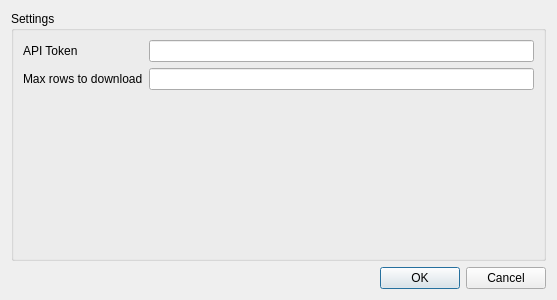
anamanvil/carto-qgis-plugin, file carto/gui/settingsdialog.ui: the form before one commit.
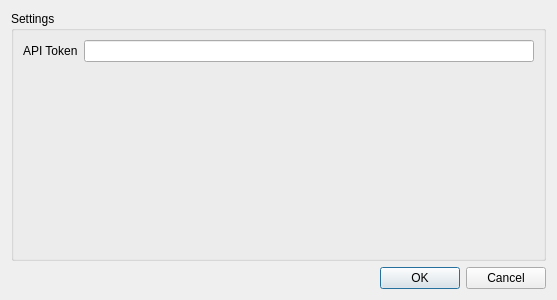
The form after the commit.

```diff
--- a/carto/gui/settingsdialog.ui
+++ b/carto/gui/settingsdialog.ui
@@ -40,16 +40,6 @@
         </property>
        </widget>
       </item>
-      <item row="1" column="0">
-       <widget class="QLabel" name="label_2">
-        <property name="text">
-         <string>Max rows to download</string>
-        </property>
-       </widget>
-      </item>
-      <item row="1" column="1">
-       <widget class="QLineEdit" name="txtMaxRows"/>
-      </item>
       <item row="2" column="1">
        <spacer name="verticalSpacer">
         <property name="orientation">
```
